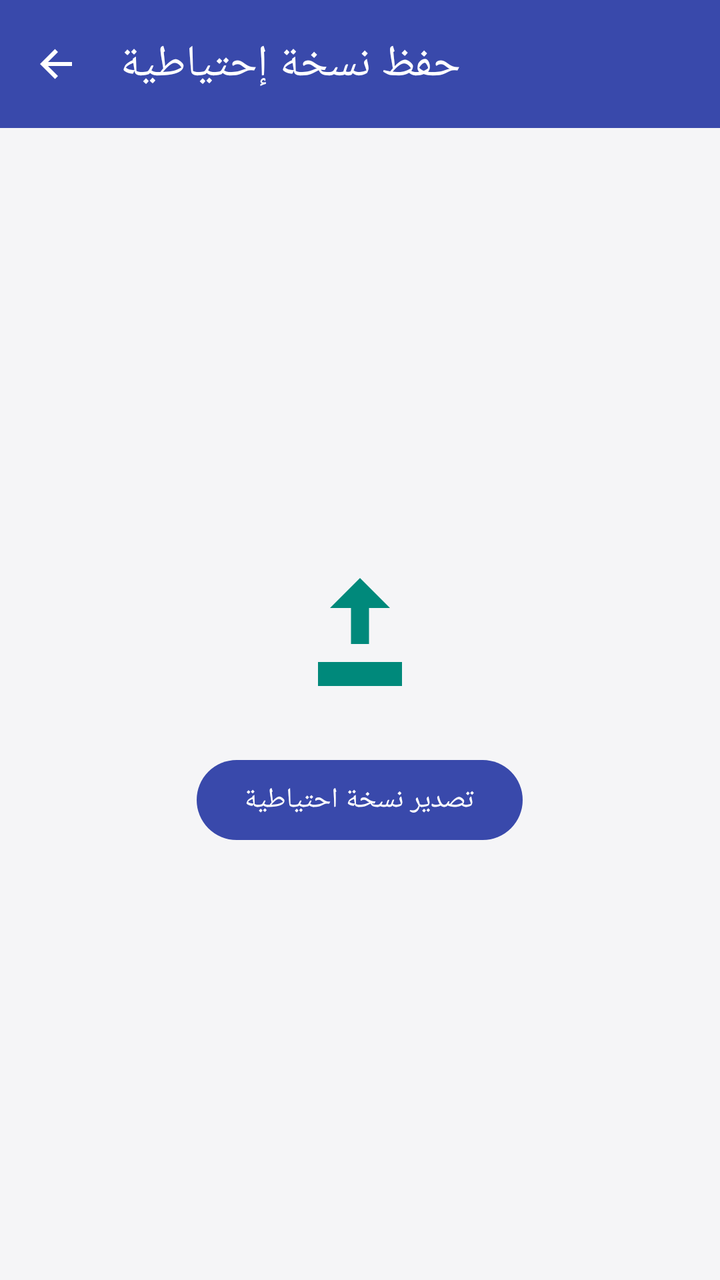
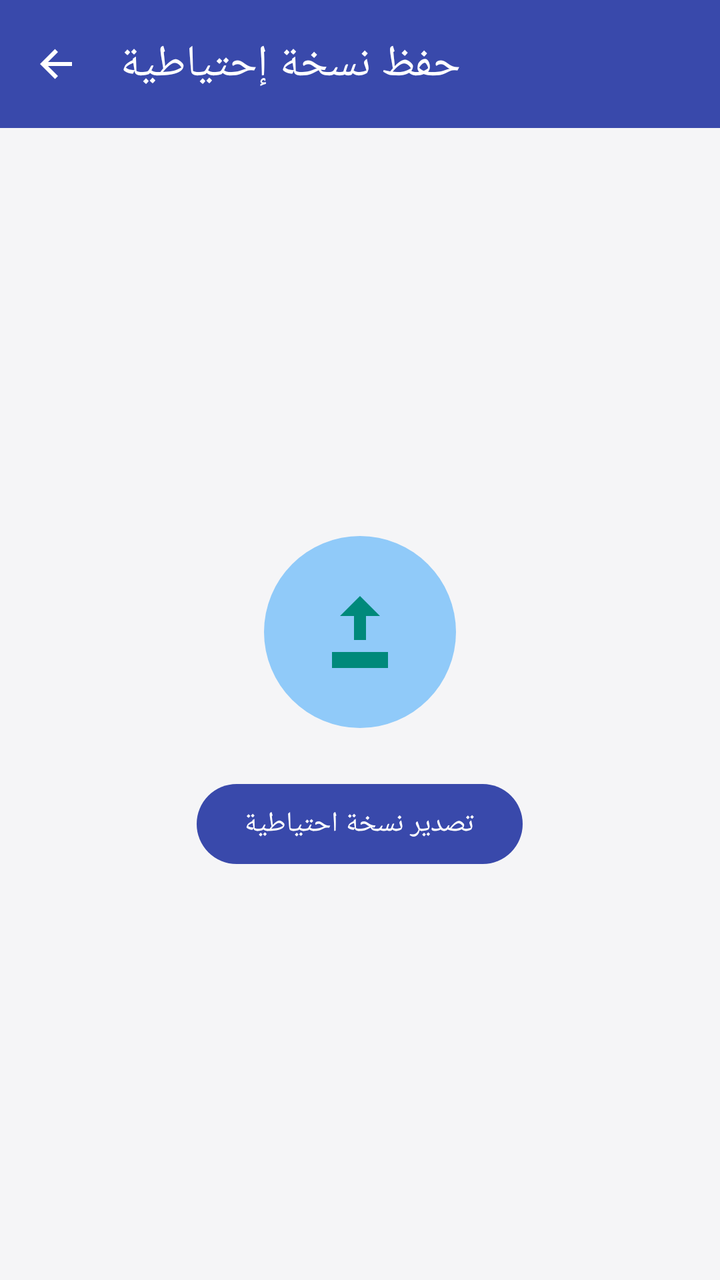

Two renders of the same Android screen: before a commit and after it. Below are the layout's source before the change and the commit's diff.
<!-- AndroidManifest.xml: application theme Theme.SmartAccounts -->
<!-- res/layout/activity_backup.xml -->
<?xml version="1.0" encoding="utf-8"?>
<LinearLayout xmlns:android="http://schemas.android.com/apk/res/android"
    xmlns:app="http://schemas.android.com/apk/res-auto"
    xmlns:tools="http://schemas.android.com/tools"
    android:layout_width="match_parent"
    android:layout_height="match_parent"
    android:orientation="vertical"
    android:background="?android:attr/colorBackground"
    tools:context=".ui.backup.BackupActivity">

    <com.google.android.material.appbar.AppBarLayout
        android:layout_width="match_parent"
        android:layout_height="wrap_content">

        <androidx.appcompat.widget.Toolbar
            android:id="@+id/toolbar"
            android:layout_width="match_parent"
            android:layout_height="?attr/actionBarSize"
            android:background="@color/brand_primary"
            app:navigationIcon="@drawable/ic_back"
            app:title="@string/title_backup"
            app:titleTextColor="@color/white" />

    </com.google.android.material.appbar.AppBarLayout>

    <LinearLayout
        android:layout_width="match_parent"
        android:layout_height="0dp"
        android:layout_weight="1"
        android:orientation="vertical"
        android:gravity="center"
        android:padding="@dimen/spacing_l">

        <ImageView
            android:layout_width="72dp"
            android:layout_height="72dp"
            android:contentDescription="@null"
            android:src="@drawable/ic_backup" />

        <com.google.android.material.button.MaterialButton
            android:id="@+id/buttonExport"
            android:layout_width="wrap_content"
            android:layout_height="wrap_content"
            android:layout_marginTop="@dimen/spacing_l"
            android:text="@string/button_export_backup" />

        <ProgressBar
            android:id="@+id/progressBar"
            android:layout_width="wrap_content"
            android:layout_height="wrap_content"
            android:layout_marginTop="@dimen/spacing_m"
            android:visibility="gone" />

    </LinearLayout>

</LinearLayout>
<!-- resources referenced by this layout -->
<resources>
  <color name="brand_primary">#3949AB</color>
  <color name="white">#FFFFFF</color>
  <dimen name="spacing_l">24dp</dimen>
  <dimen name="spacing_m">16dp</dimen>
  <!-- drawable ic_back (drawable) -->
  <?xml version="1.0" encoding="utf-8"?>
  <vector xmlns:android="http://schemas.android.com/apk/res/android"
      android:width="24dp"
      android:height="24dp"
      android:viewportWidth="24"
      android:viewportHeight="24"
      android:tint="?attr/colorOnPrimary"
      android:autoMirrored="true">
      <path
          android:fillColor="#FF000000"
          android:pathData="M20,11 L20,13 L8,13 L13,18 L11.5,19.5 L4,12 L11.5,4.5 L13,6 L8,11 Z" />
  </vector>
  <!-- drawable ic_backup (drawable) -->
  <?xml version="1.0" encoding="utf-8"?>
  <vector xmlns:android="http://schemas.android.com/apk/res/android"
      android:width="24dp"
      android:height="24dp"
      android:viewportWidth="24"
      android:viewportHeight="24"
      android:tint="@color/icon_teal">
      <path
          android:fillColor="#FF000000"
          android:pathData="M12,3 L17,8 L13.5,8 L13.5,14 L10.5,14 L10.5,8 L7,8 Z M5,17 L19,17 L19,21 L5,21 Z" />
  </vector>
  <string name="button_export_backup">تصدير نسخة احتياطية</string>
  <string name="title_backup">حفظ نسخة إحتياطية</string>
  <style name="Theme.SmartAccounts" parent="Theme.Material3.Light.NoActionBar">
          <item name="colorPrimary">@color/brand_primary</item>
          <item name="colorPrimaryVariant">@color/brand_primary_dark</item>
          <item name="colorOnPrimary">@color/white</item>
          <item name="colorSecondary">@color/badge_blue</item>
          <item name="colorOnSecondary">@color/white</item>
          <item name="android:statusBarColor">@color/brand_primary_dark</item>
          <item name="android:windowBackground">@color/background_light</item>
          <item name="android:colorBackground">@color/background_light</item>
      </style>
  <color name="icon_teal">#00897B</color>
  <color name="brand_primary_dark">#2C3690</color>
  <color name="badge_blue">#1E88E5</color>
  <color name="background_light">#F5F5F7</color>
</resources>

<!-- the commit's change to res/layout/activity_backup.xml (unified diff, before → after) -->
@@ -32,8 +32,10 @@
         android:padding="@dimen/spacing_l">
 
         <ImageView
-            android:layout_width="72dp"
-            android:layout_height="72dp"
+            android:layout_width="96dp"
+            android:layout_height="96dp"
+            android:padding="@dimen/spacing_l"
+            android:background="@drawable/badge_circle_background"
             android:contentDescription="@null"
             android:src="@drawable/ic_backup" />
 
<!-- resource entries referenced after the edit -->
@@ -4,6 +4,12 @@
   <color name="white">#FFFFFF</color>
   <dimen name="spacing_l">24dp</dimen>
   <dimen name="spacing_m">16dp</dimen>
+  <!-- drawable badge_circle_background (drawable) -->
+  <?xml version="1.0" encoding="utf-8"?>
+  <shape xmlns:android="http://schemas.android.com/apk/res/android"
+      android:shape="oval">
+      <solid android:color="@color/badge_light_blue" />
+  </shape>
   <!-- drawable ic_back (drawable) -->
   <?xml version="1.0" encoding="utf-8"?>
   <vector xmlns:android="http://schemas.android.com/apk/res/android"
@@ -41,6 +47,7 @@
           <item name="android:windowBackground">@color/background_light</item>
           <item name="android:colorBackground">@color/background_light</item>
       </style>
+  <color name="badge_light_blue">#90CAF9</color>
   <color name="icon_teal">#00897B</color>
   <color name="brand_primary_dark">#2C3690</color>
   <color name="badge_blue">#1E88E5</color>
